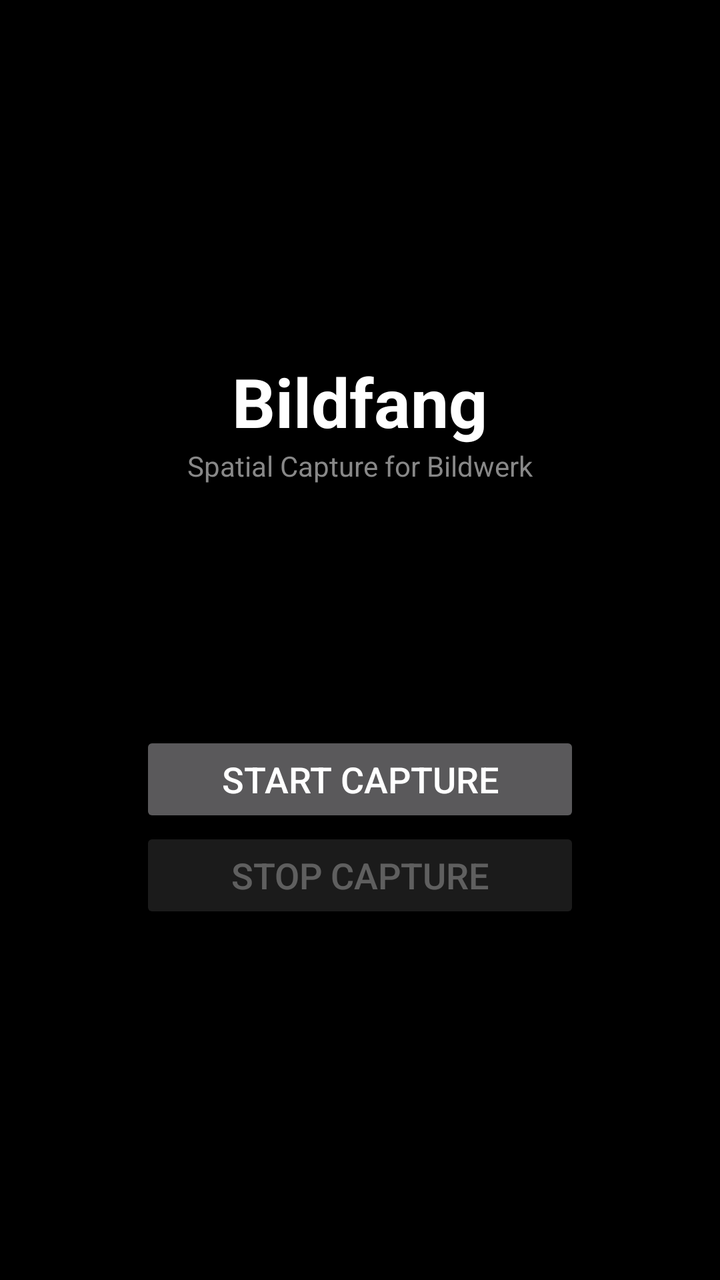
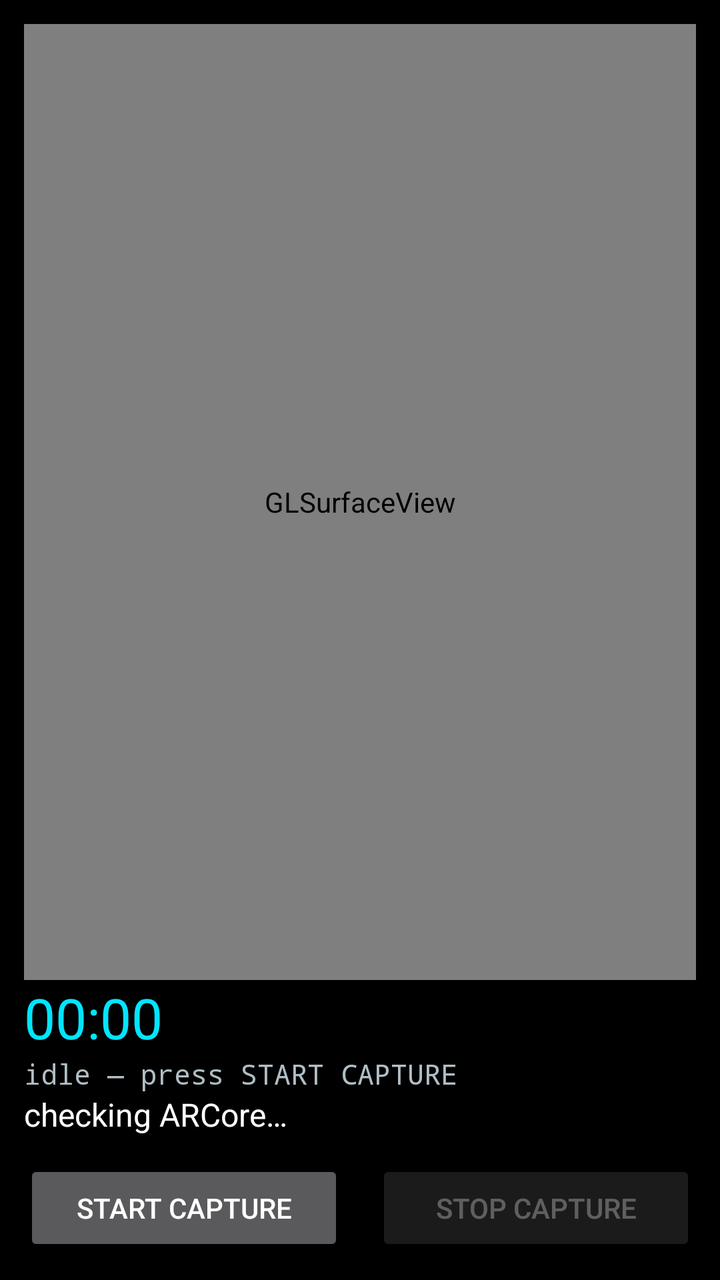

Two renders of the same Android screen: before a commit and after it. Below are the layout's source before the change and the commit's diff.
<!-- AndroidManifest.xml: application theme android:Theme.Material.NoActionBar -->
<!-- res/layout/activity_main.xml -->
<?xml version="1.0" encoding="utf-8"?>
<LinearLayout xmlns:android="http://schemas.android.com/apk/res/android"
    android:layout_width="match_parent"
    android:layout_height="match_parent"
    android:orientation="vertical"
    android:gravity="center"
    android:background="@android:color/black"
    android:padding="32dp">

    <TextView
        android:layout_width="wrap_content"
        android:layout_height="wrap_content"
        android:text="@string/app_name"
        android:textColor="@android:color/white"
        android:textSize="34sp"
        android:textStyle="bold" />

    <TextView
        android:layout_width="wrap_content"
        android:layout_height="wrap_content"
        android:text="@string/app_subtitle"
        android:textColor="#888888"
        android:textSize="14sp"
        android:layout_marginBottom="32dp" />

    <TextView
        android:id="@+id/status"
        android:layout_width="match_parent"
        android:layout_height="wrap_content"
        android:textColor="#44AA44"
        android:textSize="16sp"
        android:gravity="center"
        android:layout_marginBottom="16dp" />

    <TextView
        android:id="@+id/stats"
        android:layout_width="match_parent"
        android:layout_height="wrap_content"
        android:textColor="@android:color/white"
        android:textSize="16sp"
        android:typeface="monospace"
        android:gravity="center"
        android:layout_marginBottom="32dp" />

    <Button
        android:id="@+id/start"
        android:layout_width="220dp"
        android:layout_height="wrap_content"
        android:text="@string/start_capture"
        android:textSize="18sp" />

    <Button
        android:id="@+id/stop"
        android:layout_width="220dp"
        android:layout_height="wrap_content"
        android:text="@string/stop_capture"
        android:textSize="18sp"
        android:enabled="false" />

    <TextView
        android:id="@+id/path"
        android:layout_width="match_parent"
        android:layout_height="wrap_content"
        android:textColor="#666666"
        android:textSize="11sp"
        android:typeface="monospace"
        android:gravity="center"
        android:layout_marginTop="24dp"
        android:visibility="gone" />

</LinearLayout>
<!-- resources referenced by this layout -->
<resources>
  <string name="app_name">Bildfang</string>
  <string name="app_subtitle">Spatial Capture for Bildwerk</string>
  <string name="start_capture">Start Capture</string>
  <string name="stop_capture">Stop Capture</string>
</resources>

<!-- the commit's change to res/layout/activity_main.xml (unified diff, before → after) -->
@@ -1,71 +1,66 @@
 <?xml version="1.0" encoding="utf-8"?>
-<LinearLayout xmlns:android="http://schemas.android.com/apk/res/android"
+<LinearLayout
+    xmlns:android="http://schemas.android.com/apk/res/android"
     android:layout_width="match_parent"
     android:layout_height="match_parent"
     android:orientation="vertical"
-    android:gravity="center"
-    android:background="@android:color/black"
-    android:padding="32dp">
+    android:background="#FF000000"
+    android:padding="12dp">
+
+    
+    <android.opengl.GLSurfaceView
+        android:id="@+id/gl"
+        android:layout_width="match_parent"
+        android:layout_height="0dp"
+        android:layout_weight="1"
+        android:background="#FF101418" />
 
     <TextView
-        android:layout_width="wrap_content"
+        android:id="@+id/timerView"
+        android:layout_width="match_parent"
         android:layout_height="wrap_content"
-        android:text="@string/app_name"
-        android:textColor="@android:color/white"
-        android:textSize="34sp"
-        android:textStyle="bold" />
+        android:textSize="28sp"
+        android:textColor="#FF00E5FF"
+        android:text="@string/time_zero" />
 
     <TextView
-        android:layout_width="wrap_content"
+        android:id="@+id/metricsView"
+        android:layout_width="match_parent"
         android:layout_height="wrap_content"
-        android:text="@string/app_subtitle"
-        android:textColor="#888888"
         android:textSize="14sp"
-        android:layout_marginBottom="32dp" />
+        android:textColor="#FFB0BEC5"
+        android:fontFamily="monospace"
+        android:text="@string/status_idle" />
 
     <TextView
-        android:id="@+id/status"
+        android:id="@+id/statusView"
         android:layout_width="match_parent"
         android:layout_height="wrap_content"
-        android:textColor="#44AA44"
         android:textSize="16sp"
-        android:gravity="center"
-        android:layout_marginBottom="16dp" />
+        android:textColor="#FFFFFFFF"
+        android:text="@string/status_checking" />
 
-    <TextView
-        android:id="@+id/stats"
+    <LinearLayout
         android:layout_width="match_parent"
         android:layout_height="wrap_content"
-        android:textColor="@android:color/white"
-        android:textSize="16sp"
-        android:typeface="monospace"
-        android:gravity="center"
-        android:layout_marginBottom="32dp" />
+        android:orientation="horizontal"
+        android:layout_marginTop="12dp">
 
-    <Button
-        android:id="@+id/start"
-        android:layout_width="220dp"
-        android:layout_height="wrap_content"
-        android:text="@string/start_capture"
-        android:textSize="18sp" />
+        <Button
+            android:id="@+id/startBtn"
+            android:layout_width="0dp"
+            android:layout_height="wrap_content"
+            android:layout_weight="1"
+            android:layout_marginEnd="8dp"
+            android:text="@string/start" />
 
-    <Button
-        android:id="@+id/stop"
-        android:layout_width="220dp"
-        android:layout_height="wrap_content"
-        android:text="@string/stop_capture"
-        android:textSize="18sp"
-        android:enabled="false" />
-
-    <TextView
-        android:id="@+id/path"
-        android:layout_width="match_parent"
-        android:layout_height="wrap_content"
-        android:textColor="#666666"
-        android:textSize="11sp"
-        android:typeface="monospace"
-        android:gravity="center"
-        android:layout_marginTop="24dp"
-        android:visibility="gone" />
-
+        <Button
+            android:id="@+id/stopBtn"
+            android:layout_width="0dp"
+            android:layout_height="wrap_content"
+            android:layout_weight="1"
+            android:layout_marginStart="8dp"
+            android:enabled="false"
+            android:text="@string/stop" />
+    </LinearLayout>
 </LinearLayout>
<!-- resource entries referenced after the edit -->
@@ -1,8 +1,9 @@
 <!-- resources referenced by this layout -->
 <resources>
-  <string name="app_name">Bildfang</string>
-  <string name="app_subtitle">Spatial Capture for Bildwerk</string>
-  <string name="start_capture">Start Capture</string>
-  <string name="stop_capture">Stop Capture</string>
+  <string name="start">START CAPTURE</string>
+  <string name="status_checking">checking ARCore…</string>
+  <string name="status_idle">idle — press START CAPTURE</string>
+  <string name="stop">STOP CAPTURE</string>
+  <string name="time_zero">00:00</string>
 </resources>
 
